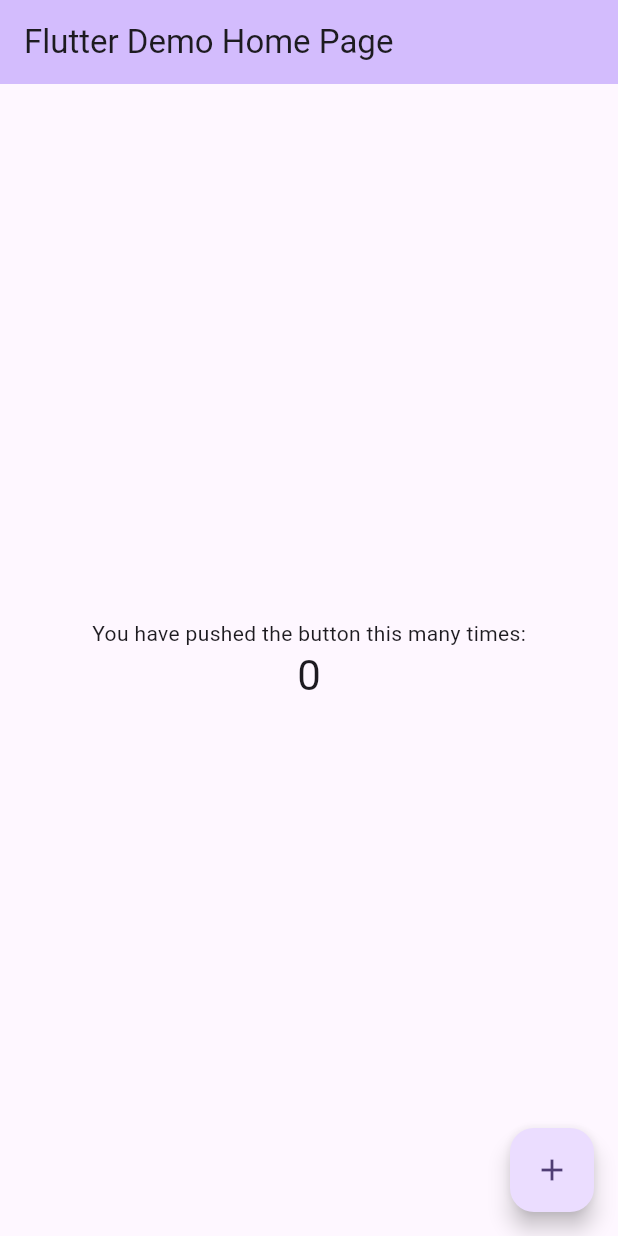
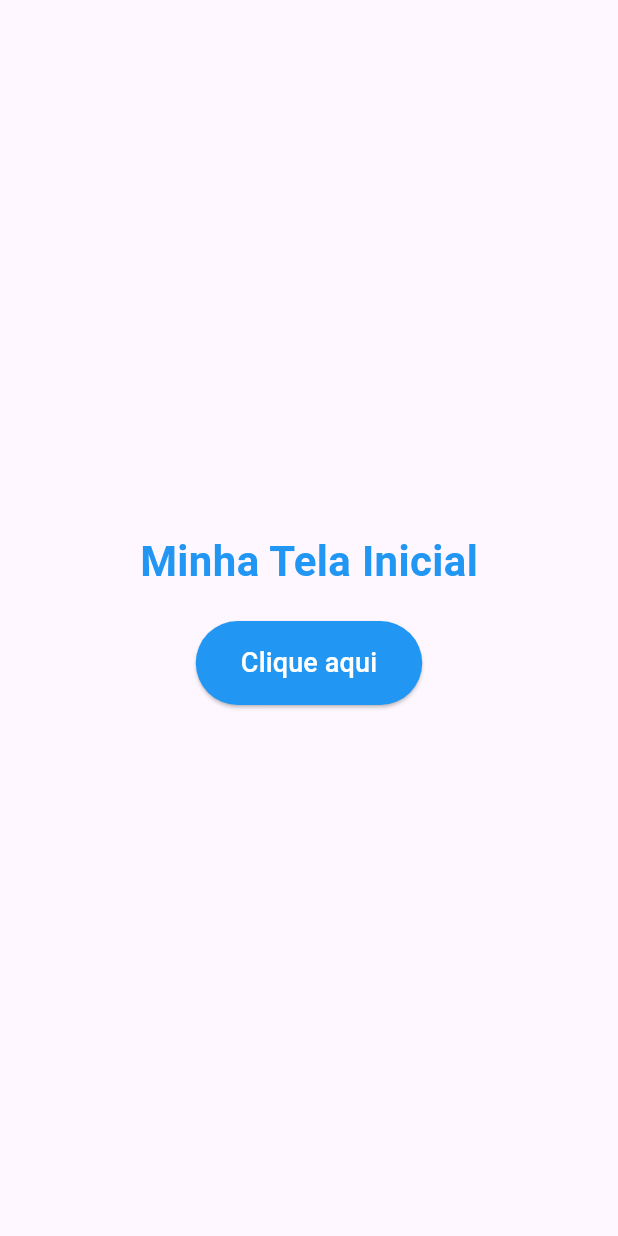
Before and after one commit to FabricioMacedo20/AtividadeFlutter, a Flutter app: the screen it shows after launch, on a phone screen of 412 x 824 dp. Run offline on Flutter 3.47's test engine with Material 3 defaults, Android fonts, the phone set to English and light mode, and no system bars.

Commit message:
commit atividade 02

```diff
--- /dev/null
+++ b/lib/home_page.dart
@@ -0,0 +1,30 @@
+import 'package:flutter/material.dart';
+import 'widgets/app_title.dart';
+import 'widgets/custom_button.dart';
+
+class HomePage extends StatelessWidget {
+  const HomePage({super.key});
+
+  void _handleButtonClick() {
+    print('Botão pressionado!');
+  }
+
+  @override
+  Widget build(BuildContext context) {
+    return Scaffold(
+      body: Center(
+        child: Column(
+          mainAxisAlignment: MainAxisAlignment.center,
+          children: [
+            const AppTitle(),
+            const SizedBox(height: 20),
+            CustomButton(
+              text: 'Clique aqui',
+              onPressed: _handleButtonClick,
+            ),
+          ],
+        ),
+      ),
+    );
+  }
+}
--- a/lib/main.dart
+++ b/lib/main.dart
@@ -1,4 +1,5 @@
 import 'package:flutter/material.dart';
+import 'home_page.dart';
 
 void main() {
   runApp(const MyApp());
@@ -7,116 +8,11 @@ void main() {
 class MyApp extends StatelessWidget {
   const MyApp({super.key});
 
-  // This widget is the root of your application.
   @override
   Widget build(BuildContext context) {
-    return MaterialApp(
-      title: 'Flutter Demo',
-      theme: ThemeData(
-        // This is the theme of your application.
-        //
-        // TRY THIS: Try running your application with "flutter run". You'll see
-        // the application has a purple toolbar. Then, without quitting the app,
-        // try changing the seedColor in the colorScheme below to Colors.green
-        // and then invoke "hot reload" (save your changes or press the "hot
-        // reload" button in a Flutter-supported IDE, or press "r" if you used
-        // the command line to start the app).
-        //
-        // Notice that the counter didn't reset back to zero; the application
-        // state is not lost during the reload. To reset the state, use hot
-        // restart instead.
-        //
-        // This works for code too, not just values: Most code changes can be
-        // tested with just a hot reload.
-        colorScheme: ColorScheme.fromSeed(seedColor: Colors.deepPurple),
-      ),
-      home: const MyHomePage(title: 'Flutter Demo Home Page'),
+    return const MaterialApp(
+      debugShowCheckedModeBanner: false,
+      home: HomePage(),
     );
   }
 }
-
-class MyHomePage extends StatefulWidget {
-  const MyHomePage({super.key, required this.title});
-
-  // This widget is the home page of your application. It is stateful, meaning
-  // that it has a State object (defined below) that contains fields that affect
-  // how it looks.
-
-  // This class is the configuration for the state. It holds the values (in this
-  // case the title) provided by the parent (in this case the App widget) and
-  // used by the build method of the State. Fields in a Widget subclass are
-  // always marked "final".
-
-  final String title;
-
-  @override
-  State<MyHomePage> createState() => _MyHomePageState();
-}
-
-class _MyHomePageState extends State<MyHomePage> {
-  int _counter = 0;
-
-  void _incrementCounter() {
-    setState(() {
-      // This call to setState tells the Flutter framework that something has
-      // changed in this State, which causes it to rerun the build method below
-      // so that the display can reflect the updated values. If we changed
-      // _counter without calling setState(), then the build method would not be
-      // called again, and so nothing would appear to happen.
-      _counter++;
-    });
-  }
-
-  @override
-  Widget build(BuildContext context) {
-    // This method is rerun every time setState is called, for instance as done
-    // by the _incrementCounter method above.
-    //
-    // The Flutter framework has been optimized to make rerunning build methods
-    // fast, so that you can just rebuild anything that needs updating rather
-    // than having to individually change instances of widgets.
-    return Scaffold(
-      appBar: AppBar(
-        // TRY THIS: Try changing the color here to a specific color (to
-        // Colors.amber, perhaps?) and trigger a hot reload to see the AppBar
-        // change color while the other colors stay the same.
-        backgroundColor: Theme.of(context).colorScheme.inversePrimary,
-        // Here we take the value from the MyHomePage object that was created by
-        // the App.build method, and use it to set our appbar title.
-        title: Text(widget.title),
-      ),
-      body: Center(
-        // Center is a layout widget. It takes a single child and positions it
-        // in the middle of the parent.
-        child: Column(
-          // Column is also a layout widget. It takes a list of children and
-          // arranges them vertically. By default, it sizes itself to fit its
-          // children horizontally, and tries to be as tall as its parent.
-          //
-          // Column has various properties to control how it sizes itself and
-          // how it positions its children. Here we use mainAxisAlignment to
-          // center the children vertically; the main axis here is the vertical
-          // axis because Columns are vertical (the cross axis would be
-          // horizontal).
-          //
-          // TRY THIS: Invoke "debug painting" (choose the "Toggle Debug Paint"
-          // action in the IDE, or press "p" in the console), to see the
-          // wireframe for each widget.
-          mainAxisAlignment: MainAxisAlignment.center,
-          children: <Widget>[
-            const Text('You have pushed the button this many times:'),
-            Text(
-              '$_counter',
-              style: Theme.of(context).textTheme.headlineMedium,
-            ),
-          ],
-        ),
-      ),
-      floatingActionButton: FloatingActionButton(
-        onPressed: _incrementCounter,
-        tooltip: 'Increment',
-        child: const Icon(Icons.add),
-      ), // This trailing comma makes auto-formatting nicer for build methods.
-    );
-  }
-}
--- /dev/null
+++ b/lib/widgets/app_title.dart
@@ -0,0 +1,17 @@
+import 'package:flutter/material.dart';
+
+class AppTitle extends StatelessWidget {
+  const AppTitle({super.key});
+
+  @override
+  Widget build(BuildContext context) {
+    return const Text(
+      'Minha Tela Inicial',
+      style: TextStyle(
+        fontSize: 28,
+        fontWeight: FontWeight.bold,
+        color: Colors.blue,
+      ),
+    );
+  }
+}
--- /dev/null
+++ b/lib/widgets/custom_button.dart
@@ -0,0 +1,27 @@
+import 'package:flutter/material.dart';
+
+class CustomButton extends StatelessWidget {
+  final String text;
+  final VoidCallback onPressed;
+
+  const CustomButton({
+    super.key,
+    required this.text,
+    required this.onPressed,
+  });
+
+  @override
+  Widget build(BuildContext context) {
+    return ElevatedButton(
+      onPressed: onPressed,
+      style: ElevatedButton.styleFrom(
+        padding: const EdgeInsets.symmetric(horizontal: 30, vertical: 15),
+        backgroundColor: Colors.blue,
+      ),
+      child: Text(
+        text,
+        style: const TextStyle(fontSize: 18, color: Colors.white),
+      ),
+    );
+  }
+}
--- /dev/null
+++ b/lib/widgets/welcome_text.dart
@@ -0,0 +1,16 @@
+import 'package:flutter/material.dart';
+
+class WelcomeText extends StatelessWidget {
+  const WelcomeText({super.key});
+
+  @override
+  Widget build(BuildContext context) {
+    return const Text(
+      'Bem-vindo ao Flutter',
+      style: TextStyle(
+        fontSize: 24,
+        fontWeight: FontWeight.bold,
+      ),
+    );
+  }
+}
```
